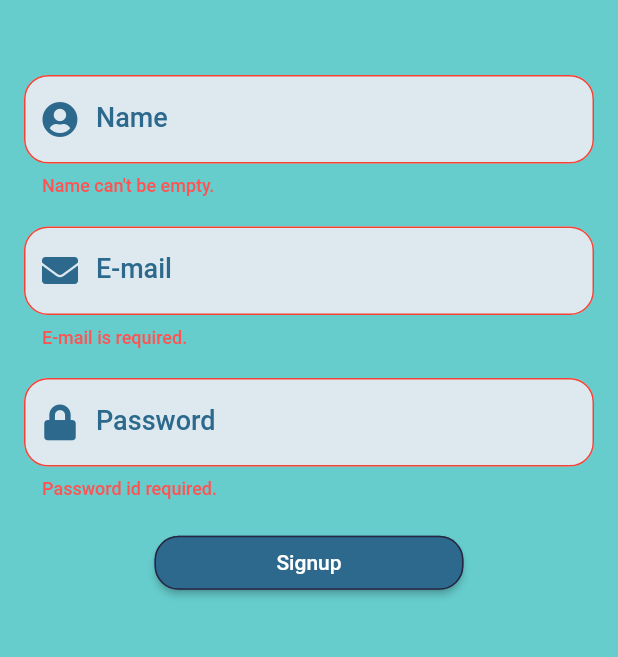
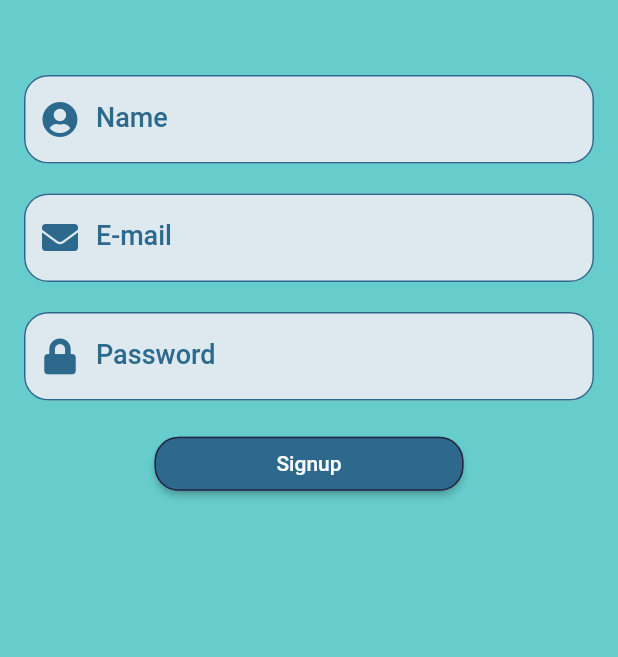
Before and after one commit to thaer-assfour/e_shop, a Flutter app: the SignUpScreen screen opened by its route, after a tap on "Signup", on a phone screen of 412 x 824 dp, the part 333-990 px from its top. Run offline on Flutter 3.47's test engine with Material 2 defaults, Android fonts, the phone set to English and light mode, and no system bars; our stand-ins replace firebase_auth, firebase_core, font_awesome_flutter; accounts and stored records are empty.

Commit message:
edit custom_text_field.dart

```diff
--- a/lib/screens/login_screen.dart
+++ b/lib/screens/login_screen.dart
@@ -40,13 +40,11 @@ class LoginScreen extends StatelessWidget {
             child: Column(children: [
             CustomFormTextField(
               label: "E-mail",
-              icon: FontAwesomeIcons.solidEnvelope,
-              isPassword: false,
+              icon: FontAwesomeIcons.solidEnvelope
             ),
             CustomFormTextField(
               label: "Password",
-              icon: FontAwesomeIcons.lock,
-              isPassword: true,
+              icon: FontAwesomeIcons.lock
             ),
           ],),
           ),
--- a/lib/screens/signup_screen.dart
+++ b/lib/screens/signup_screen.dart
@@ -1,4 +1,5 @@
 import 'package:e_shop/constants.dart';
+import 'package:e_shop/services/auth.dart';
 import 'package:e_shop/widgets/custom_text_field.dart';
 import 'package:flutter/material.dart';
 import 'package:font_awesome_flutter/font_awesome_flutter.dart';
@@ -39,18 +40,15 @@ class SignUpScreen extends StatelessWidget {
               children: [
                 CustomFormTextField(
                   label: "Name",
-                  icon: FontAwesomeIcons.solidUserCircle,
-                  isPassword: false,
+                  icon: FontAwesomeIcons.solidUserCircle
                 ),
                 CustomFormTextField(
                   label: "E-mail",
-                  icon: FontAwesomeIcons.solidEnvelope,
-                  isPassword: false,
+                  icon: FontAwesomeIcons.solidEnvelope
                 ),
                 CustomFormTextField(
                   label: "Password",
-                  icon: FontAwesomeIcons.lock,
-                  isPassword: true,
+                  icon: FontAwesomeIcons.lock
                 ),
               ],
             ),
@@ -62,7 +60,8 @@ class SignUpScreen extends StatelessWidget {
             padding: EdgeInsets.symmetric(horizontal: width / 4),
             child: ElevatedButton(
                 onPressed: () {
-                _formKey.currentState!.validate();
+                //_formKey.currentState!.validate();
+
                 },
                 child: const Text('Signup'),
                 style: ButtonStyle(
--- a/lib/widgets/custom_text_field.dart
+++ b/lib/widgets/custom_text_field.dart
@@ -4,17 +4,17 @@ import 'package:e_shop/constants.dart';
 class CustomFormTextField extends StatelessWidget {
   late String label;
   late IconData icon;
-  late bool isPassword;
+
 
   CustomFormTextField(
-      {required this.label, required this.icon, required this.isPassword});
+      {required this.label, required this.icon});
 
   @override
   Widget build(BuildContext context) {
     return Padding(
       padding: const EdgeInsets.symmetric(horizontal: 16, vertical: 10),
       child: TextFormField(
-        obscureText: isPassword,
+        obscureText: (label == 'Password') ? true : false,
         cursorColor: KFourthColor,
         cursorHeight: 24,
         style: const TextStyle(
```
